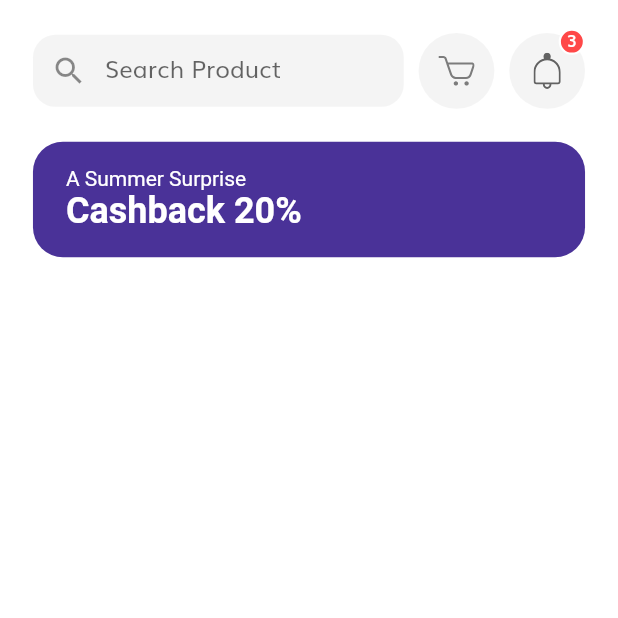
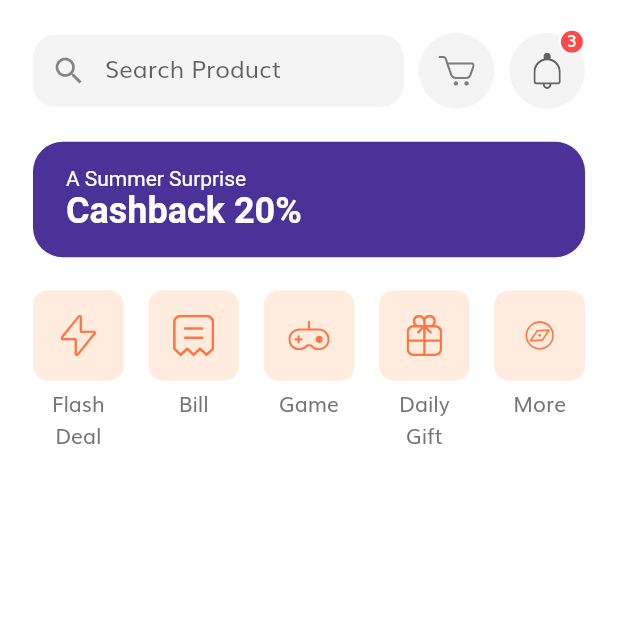
Before and after one commit to ElXak/e_shop, a Flutter app: the HomeScreen screen opened by its route, on a phone screen of 412 x 824 dp, the top half of it. Run offline on Flutter 3.47's test engine with Material 2 defaults, Android fonts, the phone set to English and light mode, and no system bars; our stand-ins replace flutter_svg.

Commit message:
Categories in Home

```diff
--- a/lib/screens/home/components/body.dart
+++ b/lib/screens/home/components/body.dart
@@ -2,6 +2,7 @@ import 'package:flutter/material.dart';
 
 import '../../../size_config.dart';
 import '../../../components/home_header.dart';
+import 'categories.dart';
 import 'discount_banner.dart';
 
 class Body extends StatelessWidget {
@@ -15,6 +16,8 @@ class Body extends StatelessWidget {
             HomeHeader(),
             SizedBox(height: getProportionateScreenWidth(20)),
             DiscountBanner(),
+            SizedBox(height: getProportionateScreenWidth(20)),
+            Categories(),
           ],
         ),
       ),
--- /dev/null
+++ b/lib/screens/home/components/categories.dart
@@ -0,0 +1,68 @@
+import 'package:flutter/material.dart';
+import 'package:flutter_svg/flutter_svg.dart';
+
+import '../../../size_config.dart';
+import 'categories_data.dart';
+
+class Categories extends StatelessWidget {
+  @override
+  Widget build(BuildContext context) {
+    return Padding(
+      padding:
+          EdgeInsets.symmetric(horizontal: getProportionateScreenWidth(20)),
+      child: Row(
+        mainAxisAlignment: MainAxisAlignment.spaceBetween,
+        crossAxisAlignment: CrossAxisAlignment.start,
+        children: [
+          ...List.generate(
+            categories.length,
+            (index) => CategoryCard(
+              icon: categories[index]['icon'],
+              text: categories[index]['text'],
+              onPress: () {},
+            ),
+          )
+        ],
+      ),
+    );
+  }
+}
+
+class CategoryCard extends StatelessWidget {
+  const CategoryCard({
+    Key key,
+    @required this.icon,
+    @required this.text,
+    @required this.onPress,
+  }) : super(key: key);
+
+  final String icon, text;
+  final GestureTapCallback onPress;
+
+  @override
+  Widget build(BuildContext context) {
+    return GestureDetector(
+      onTap: onPress,
+      child: SizedBox(
+        width: getProportionateScreenWidth(55),
+        child: Column(
+          children: [
+            AspectRatio(
+              aspectRatio: 1,
+              child: Container(
+                padding: EdgeInsets.all(getProportionateScreenWidth(15)),
+                decoration: BoxDecoration(
+                  color: Color(0xFFFFECDF),
+                  borderRadius: BorderRadius.circular(10),
+                ),
+                child: SvgPicture.asset(icon),
+              ),
+            ),
+            const SizedBox(height: 5),
+            Text(text, textAlign: TextAlign.center),
+          ],
+        ),
+      ),
+    );
+  }
+}
--- /dev/null
+++ b/lib/screens/home/components/categories_data.dart
@@ -0,0 +1,22 @@
+List<Map<String, dynamic>> categories = [
+  {
+    'icon': 'assets/icons/Flash Icon.svg',
+    'text': 'Flash Deal',
+  },
+  {
+    'icon': 'assets/icons/Bill Icon.svg',
+    'text': 'Bill',
+  },
+  {
+    'icon': 'assets/icons/Game Icon.svg',
+    'text': 'Game',
+  },
+  {
+    'icon': 'assets/icons/Gift Icon.svg',
+    'text': 'Daily Gift',
+  },
+  {
+    'icon': 'assets/icons/Discover.svg',
+    'text': 'More',
+  },
+];
```
